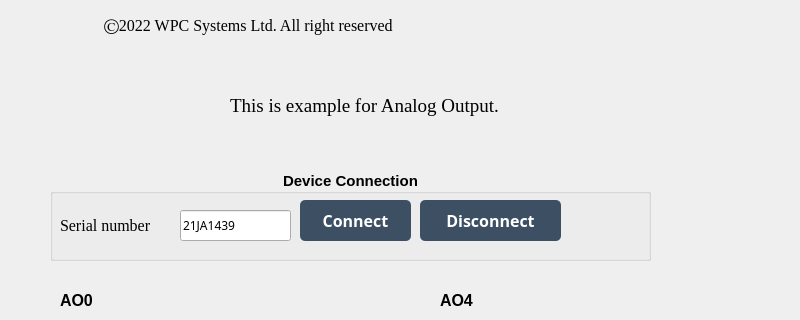
Old version of the form Examples/GUI/AIO/Example_analog_output/UI_design/example_GUI_Analog_Output.ui in the repository WPC-Systems-Ltd/WPC_Python_driver_release; both pictures show x 0 to 800 and y 0 to 320 of the 800 by 774 pixel window.
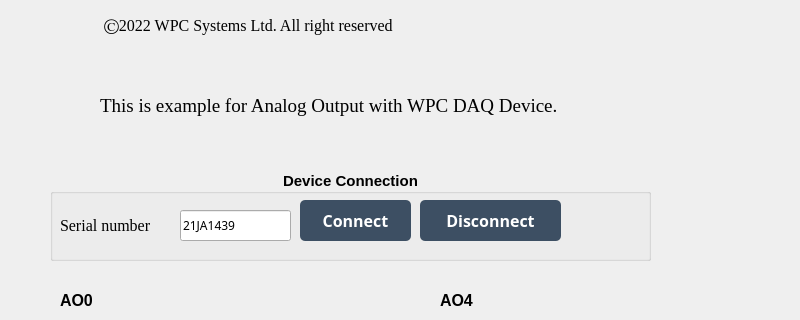
New version of the form. Icons and pictures are not drawn.

The edit to the form file:
```diff
--- a/Examples/GUI/AIO/Example_analog_output/UI_design/example_GUI_Analog_Output.ui
+++ b/Examples/GUI/AIO/Example_analog_output/UI_design/example_GUI_Analog_Output.ui
@@ -55,9 +55,9 @@
    <widget class="QLabel" name="lb_declare">
     <property name="geometry">
      <rect>
-      <x>230</x>
+      <x>100</x>
       <y>90</y>
-      <width>351</width>
+      <width>621</width>
       <height>31</height>
      </rect>
     </property>
@@ -68,7 +68,7 @@
      </font>
     </property>
     <property name="text">
-     <string>This is example for Analog Output.</string>
+     <string>This is example for Analog Output with WPC DAQ Device.</string>
     </property>
    </widget>
    <widget class="QLineEdit" name="lineEdit0">
```
Left out of the diff: 2 changed lines with no effect on the pictures.
